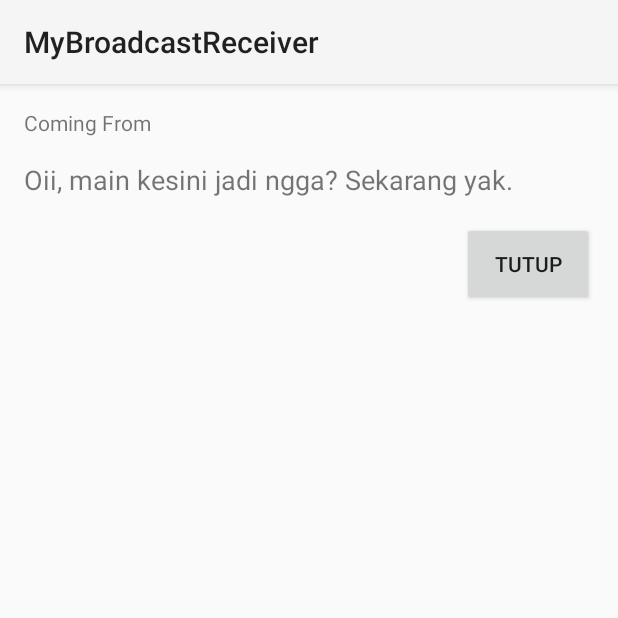
After one commit to Yusuf-Sidik/MyBroadcastReceiver, an Android app: the SmsReceiverActivity screen opened directly, with no data from a screen before it, on a phone screen of 412 x 824 dp, the top half of it. The commit adds this screen. Run offline under Robolectric (Android 15) with nearby library versions, the phone set to English and light mode, and no system bars.

Commit message:
Menambahakan SmsReceiverActivity dan mengubah themes.xml

```diff
--- a/app/src/main/AndroidManifest.xml
+++ b/app/src/main/AndroidManifest.xml
@@ -13,6 +13,9 @@
         android:theme="@style/Theme.MyBroadcastReceiver"
         tools:targetApi="31">
         <activity
+            android:name=".SmsReceiverActivity"
+            android:exported="false" />
+        <activity
             android:name=".MainActivity"
             android:exported="true">
             <intent-filter>
--- /dev/null
+++ b/app/src/main/java/com/example/mybroadcastreceiver/SmsReceiverActivity.kt
@@ -0,0 +1,14 @@
+package com.example.mybroadcastreceiver
+
+import android.os.Bundle
+import androidx.activity.enableEdgeToEdge
+import androidx.appcompat.app.AppCompatActivity
+import androidx.core.view.ViewCompat
+import androidx.core.view.WindowInsetsCompat
+
+class SmsReceiverActivity : AppCompatActivity() {
+    override fun onCreate(savedInstanceState: Bundle?) {
+        super.onCreate(savedInstanceState)
+        setContentView(R.layout.activity_sms_receiver)
+    }
+}
--- /dev/null
+++ b/app/src/main/res/layout/activity_sms_receiver.xml
@@ -0,0 +1,35 @@
+<?xml version="1.0" encoding="utf-8"?>
+<LinearLayout xmlns:android="http://schemas.android.com/apk/res/android"
+    xmlns:tools="http://schemas.android.com/tools"
+    android:id="@+id/activity_sms_receiver"
+    android:layout_width="match_parent"
+    android:layout_height="wrap_content"
+    android:orientation="vertical"
+    android:padding="16dp"
+    tools:context=".SmsReceiverActivity">
+
+    <TextView
+        android:id="@+id/tv_from"
+        android:layout_width="match_parent"
+        android:layout_height="wrap_content"
+        android:layout_marginBottom="16dp"
+        android:text="@string/coming_from" />
+
+    <TextView
+        android:id="@+id/tv_message"
+        android:layout_width="match_parent"
+        android:layout_height="wrap_content"
+        android:layout_marginBottom="16dp"
+        android:text="@string/this_play"
+        android:textSize="18sp" />
+
+    <Button
+        android:id="@+id/btn_close"
+        android:layout_width="wrap_content"
+        android:layout_height="?actionBarSize"
+        android:padding="8dp"
+        android:layout_marginBottom="24dp"
+        android:layout_gravity="end"
+        android:text="@string/close" />
+
+</LinearLayout>
--- a/app/src/main/res/values/themes.xml
+++ b/app/src/main/res/values/themes.xml
@@ -1,9 +1,12 @@
 <resources xmlns:tools="http://schemas.android.com/tools">
     <!-- Base application theme. -->
-    <style name="Base.Theme.MyBroadcastReceiver" parent="Theme.Material3.DayNight.NoActionBar">
+    <style name="Base.Theme.SmsReceiver" parent="Theme.Material3.DayNight.NoActionBar">
         <!-- Customize your light theme here. -->
         <!-- <item name="colorPrimary">@color/my_light_primary</item> -->
     </style>
 
-    <style name="Theme.MyBroadcastReceiver" parent="Base.Theme.MyBroadcastReceiver" />
+<!--    Idenya adalah menampilkan sebuah Activity seolah-olah menjadi sebuah dialog.-->
+    <style name="Theme.SmsReceiver" parent="Base.Theme.SmsReceiver" />
+
+    <style name="Theme.SmsReceiver.Dialog" parent="Theme.Material3.DayNight.Dialog"/>
 </resources>
```
